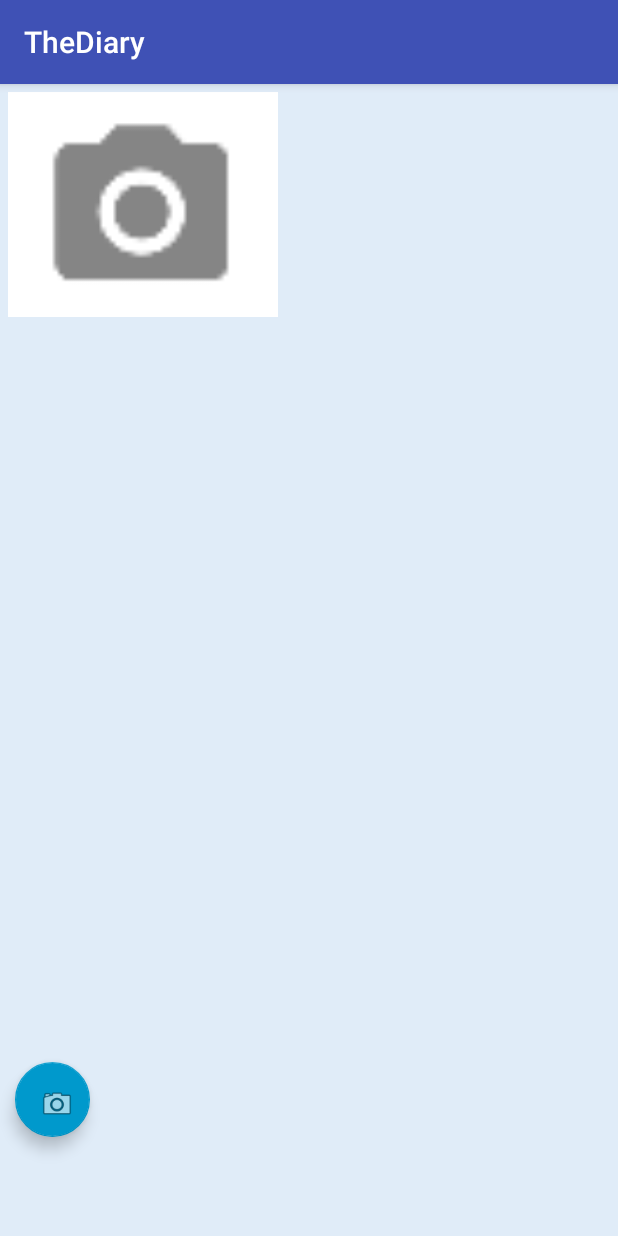
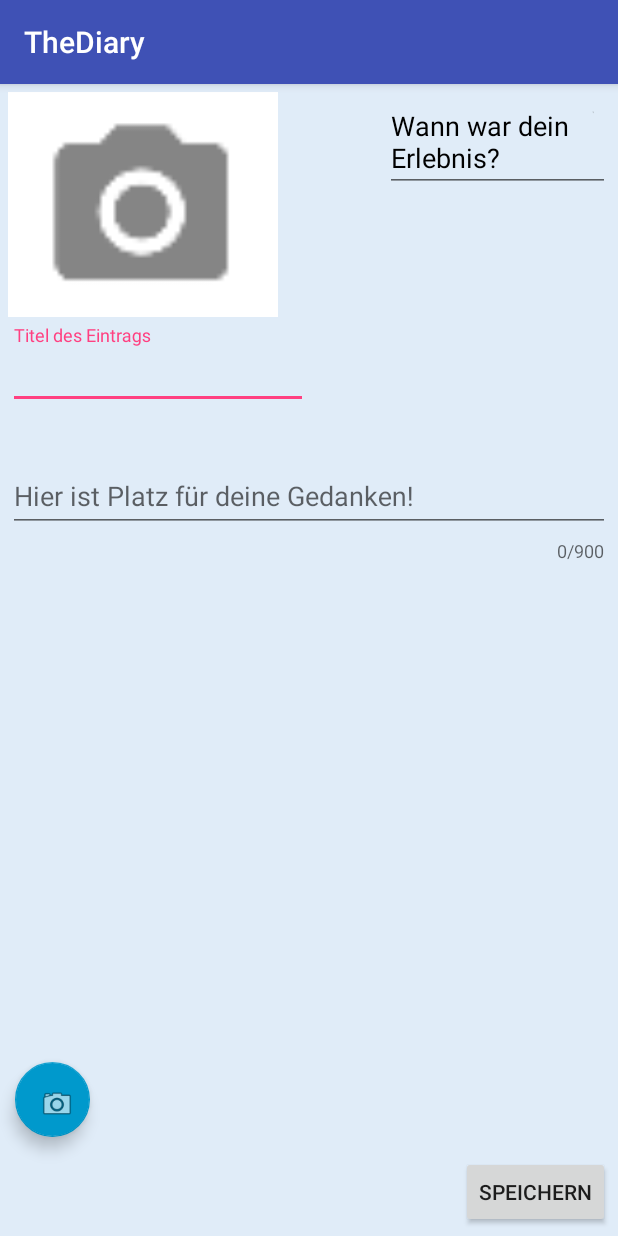
Before and after one commit to baduncle93/MobilesTagebuch, an Android app: the NeuerEintrag screen opened directly, with no data from a screen before it, on a phone screen of 412 x 824 dp. Run offline under Robolectric (Android 15) with nearby library versions, the phone set to English and light mode, and no system bars.

Commit message:
Stand Tag1

```diff
--- a/app/src/main/java/com/example/baduncle/thediary/NeuerEintrag.java
+++ b/app/src/main/java/com/example/baduncle/thediary/NeuerEintrag.java
@@ -1,24 +1,38 @@
 package com.example.baduncle.thediary;
 
 import android.Manifest;
+import android.app.DatePickerDialog;
 import android.content.Context;
 import android.content.Intent;
 import android.content.pm.PackageManager;
 import android.graphics.Bitmap;
+import android.graphics.Color;
+import android.graphics.drawable.ColorDrawable;
 import android.os.Bundle;
 import android.provider.MediaStore;
 import android.support.annotation.NonNull;
 import android.support.design.widget.FloatingActionButton;
+import android.support.design.widget.TextInputLayout;
 import android.support.v4.app.ActivityCompat;
 import android.support.v4.content.ContextCompat;
 import android.support.v7.app.AppCompatActivity;
 import android.view.View;
 import android.widget.Button;
+import android.widget.DatePicker;
 import android.widget.ImageView;
+import android.widget.TextView;
+
+import java.util.Calendar;
 
 public class NeuerEintrag extends AppCompatActivity {
 
+
+    private TextInputLayout titel;
+    private TextInputLayout beschreibung;
+    private TextView datum;
+    private DatePickerDialog.OnDateSetListener ondatesetlistener;
     final Context context=this;
+    Bitmap bitmap;
     ImageView neuesbild;
     String[] permission = {Manifest.permission.CAMERA};
     private static final int requestcode=123;
@@ -27,6 +41,32 @@ public class NeuerEintrag extends AppCompatActivity {
     protected void onCreate(Bundle savedInstanceState) {
         super.onCreate(savedInstanceState);
         setContentView(R.layout.activity_neuereintrag);
+        titel = findViewById(R.id.layout2);
+        beschreibung = findViewById(R.id.layout1);
+
+        datum = (TextView) findViewById(R.id.datum);
+        datum.setOnClickListener(new View.OnClickListener() {
+            @Override
+            public void onClick(View view) {
+                Calendar cal= Calendar.getInstance();
+                int jahr=cal.get(Calendar.YEAR);
+                int monat=cal.get(Calendar.MONTH);
+                int tag=cal.get(Calendar.DAY_OF_MONTH);
+
+                DatePickerDialog dialog= new DatePickerDialog(context,android.R.style.Theme_Holo_Light_Dialog,ondatesetlistener,jahr,monat,tag);
+                dialog.getWindow().setBackgroundDrawable(new ColorDrawable(Color.TRANSPARENT));
+                dialog.show();
+            }
+        });
+
+        ondatesetlistener = new DatePickerDialog.OnDateSetListener() {
+            @Override
+            public void onDateSet(DatePicker datePicker, int jahr, int monat, int tag) {
+            monat=monat+1;
+            String datumstring = tag+"."+monat+"."+jahr;
+            datum.setText(datumstring);
+            }
+        };
 
         neuesbild= (ImageView) findViewById(R.id.neuesbild);
         FloatingActionButton bildbutton=  findViewById(R.id.bildbutton);
@@ -59,9 +99,29 @@ public class NeuerEintrag extends AppCompatActivity {
     @Override
     protected void onActivityResult(int requestcode,int resultcode,Intent data) {
         super.onActivityResult(requestcode,resultcode,data);
-        Bitmap bitmap= (Bitmap) data.getExtras().get("data");
+        bitmap= (Bitmap) data.getExtras().get("data");
         neuesbild.setImageBitmap(bitmap);
     }
+    private boolean titelnichtleer(){
+        String titelstring = titel.getEditText().getText().toString().trim();
+        if(titelstring.isEmpty()) {
+            titel.setError("Es muss immer ein Titel vergeben werden!");
+            return false;
+        }
+        else {
+            titel.setError(null);
+            return true;
+        }
+}
+    public void eingabeok(View v) {
+        if(!titelnichtleer()) {
+            return;
+        }
+        else{
+            String titelspeichern=titel.getEditText().getText().toString();
+            String beschreibungspeichern=beschreibung.getEditText().getText().toString();
 
+        }
+    }
 
 }
--- a/app/src/main/res/layout/activity_neuereintrag.xml
+++ b/app/src/main/res/layout/activity_neuereintrag.xml
@@ -31,4 +31,86 @@
         app:layout_constraintStart_toStartOf="parent"
         app:srcCompat="@android:drawable/ic_menu_camera" />
 
+    <android.support.design.widget.TextInputLayout
+        android:id="@+id/layout2"
+        android:layout_width="200dp"
+        android:layout_height="wrap_content"
+        android:layout_marginStart="5dp"
+        android:layout_marginTop="5dp"
+        app:errorEnabled="true"
+        app:layout_constraintStart_toStartOf="parent"
+        app:layout_constraintTop_toBottomOf="@+id/neuesbild">
+
+        <android.support.design.widget.TextInputEditText
+            android:id="@+id/titel"
+            android:layout_width="match_parent"
+            android:layout_height="wrap_content"
+            android:hint="Titel des Eintrags"
+            android:selectAllOnFocus="true"
+            android:singleLine="true" />
+    </android.support.design.widget.TextInputLayout>
+
+    <android.support.design.widget.TextInputLayout
+        android:id="@+id/layout1"
+        android:layout_width="0dp"
+        android:layout_height="0dp"
+        android:layout_marginBottom="8dp"
+        android:layout_marginEnd="5dp"
+        android:layout_marginStart="5dp"
+        android:layout_marginTop="5dp"
+        app:errorEnabled="true"
+        app:counterEnabled="true"
+        app:counterMaxLength="900"
+        app:layout_constraintBottom_toTopOf="@+id/button"
+        app:layout_constraintEnd_toEndOf="parent"
+        app:layout_constraintStart_toStartOf="parent"
+        app:layout_constraintTop_toBottomOf="@+id/layout2">
+
+        <android.support.design.widget.TextInputEditText
+            android:id="@+id/beschreibung"
+            android:layout_width="match_parent"
+            android:layout_height="wrap_content"
+            android:hint="Hier ist Platz für deine Gedanken!"
+            android:inputType="textMultiLine"
+            android:selectAllOnFocus="false"
+            android:singleLine="false"
+            android:textColorHint="@android:color/black"
+            android:textColorLink="@android:color/black" />
+    </android.support.design.widget.TextInputLayout>
+
+
+        <android.support.design.widget.TextInputEditText
+            android:id="@+id/datum"
+            android:layout_width="150dp"
+            android:layout_height="wrap_content"
+            android:hint="Wann war dein Erlebnis?"
+            android:layout_marginEnd="5dp"
+            android:layout_marginTop="5dp"
+            android:selectAllOnFocus="false"
+            android:singleLine="false"
+            android:textColorHint="@android:color/black"
+            app:layout_constraintEnd_toEndOf="parent"
+            app:layout_constraintTop_toTopOf="parent"/>
+
+
+    <Button
+        android:id="@+id/button"
+        android:onClick="eingabeok"
+        android:layout_width="wrap_content"
+        android:layout_height="wrap_content"
+        android:layout_marginBottom="5dp"
+        android:layout_marginEnd="5dp"
+        android:text="Speichern"
+        app:layout_constraintBottom_toBottomOf="parent"
+        app:layout_constraintEnd_toEndOf="parent" />
+
+    <RatingBar
+        android:id="@+id/ratingBar"
+        android:layout_width="5dp"
+        android:layout_height="wrap_content"
+        android:layout_marginEnd="16dp"
+        app:layout_constraintEnd_toEndOf="parent"
+        tools:layout_editor_absoluteY="134dp" />
+
+
 </android.support.constraint.ConstraintLayout>
```
